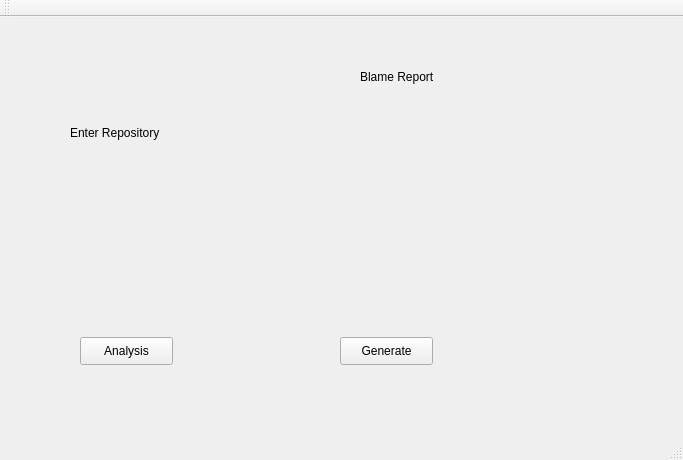
Qt form mainwindow.ui (StetsonMathCS/gitrekt) before a commit.
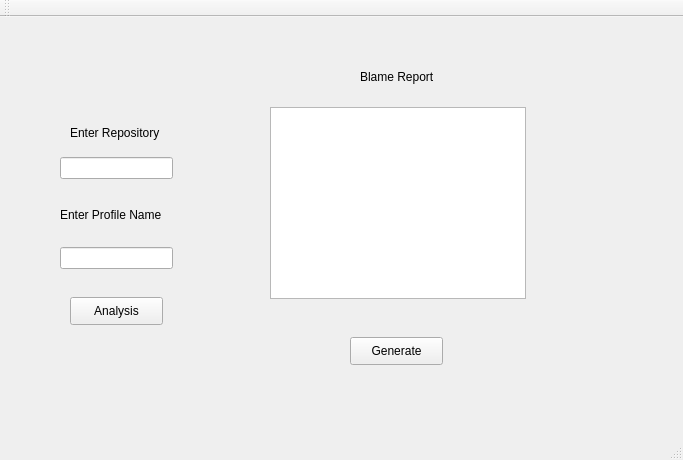
The same form after that commit.

Commit message: added line edits for name/repository, added txt browser

```diff
--- a/mainwindow.ui
+++ b/mainwindow.ui
@@ -17,8 +17,8 @@
    <widget class="QPushButton" name="pushButton">
     <property name="geometry">
      <rect>
-      <x>80</x>
-      <y>320</y>
+      <x>70</x>
+      <y>280</y>
       <width>93</width>
       <height>28</height>
      </rect>
@@ -30,7 +30,7 @@
    <widget class="QPushButton" name="pushButton_2">
     <property name="geometry">
      <rect>
-      <x>340</x>
+      <x>350</x>
       <y>320</y>
       <width>93</width>
       <height>28</height>
@@ -66,6 +66,49 @@
      <string>Blame Report</string>
     </property>
    </widget>
+   <widget class="QLineEdit" name="lineEdit">
+    <property name="geometry">
+     <rect>
+      <x>60</x>
+      <y>140</y>
+      <width>113</width>
+      <height>22</height>
+     </rect>
+    </property>
+   </widget>
+   <widget class="QLineEdit" name="lineEdit_2">
+    <property name="geometry">
+     <rect>
+      <x>60</x>
+      <y>230</y>
+      <width>113</width>
+      <height>22</height>
+     </rect>
+    </property>
+   </widget>
+   <widget class="QLabel" name="label_3">
+    <property name="geometry">
+     <rect>
+      <x>60</x>
+      <y>190</y>
+      <width>121</width>
+      <height>16</height>
+     </rect>
+    </property>
+    <property name="text">
+     <string>Enter Profile Name</string>
+    </property>
+   </widget>
+   <widget class="QTextBrowser" name="textBrowser">
+    <property name="geometry">
+     <rect>
+      <x>270</x>
+      <y>90</y>
+      <width>256</width>
+      <height>192</height>
+     </rect>
+    </property>
+   </widget>
   </widget>
   <widget class="QMenuBar" name="menuBar">
    <property name="geometry">
```
